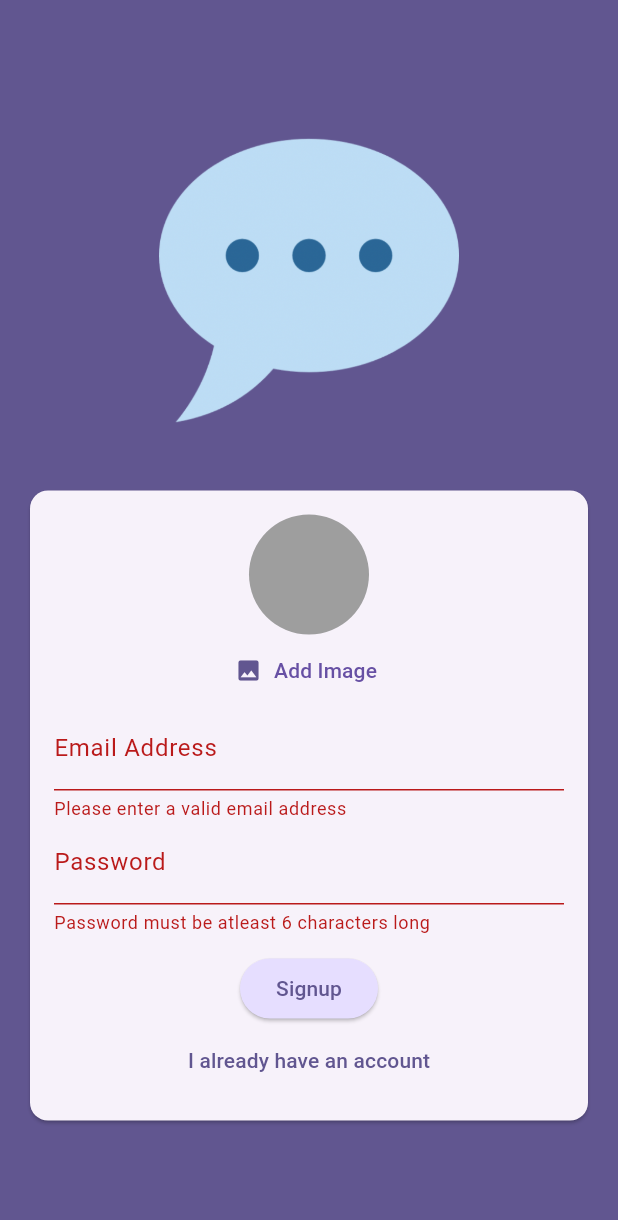
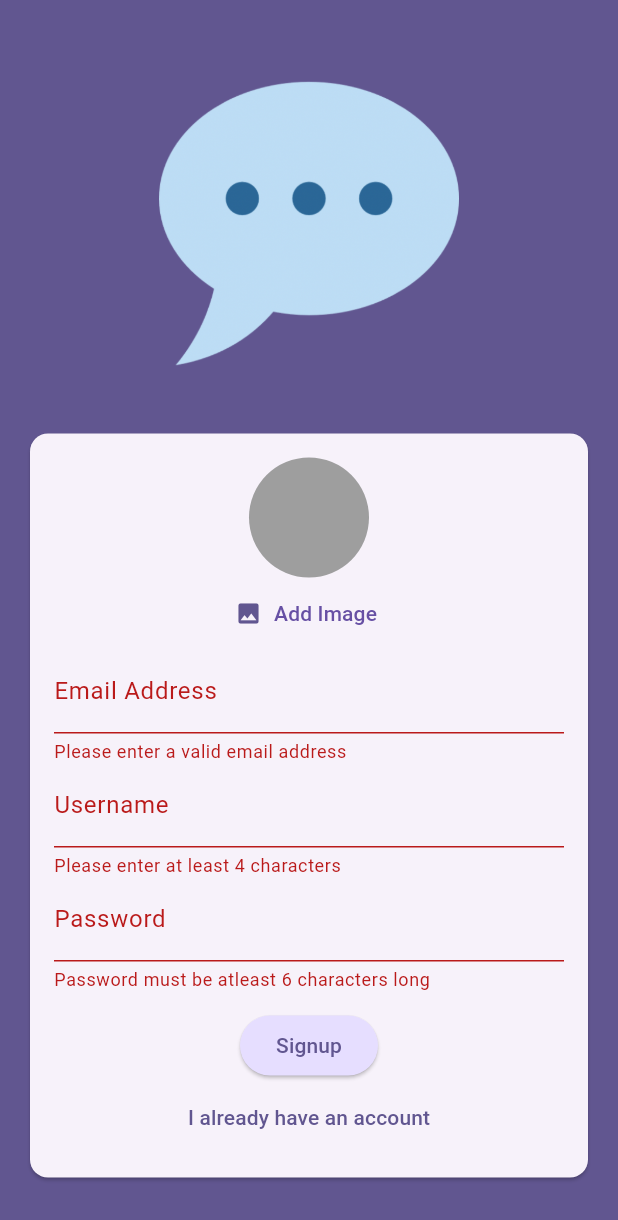
Before and after one commit to marijoy-apa/flutter-chat-app, a Flutter app: the screen it shows after launch, after a tap on "Login", after a tap on "Create and account", after a tap on "Signup", on a phone screen of 412 x 824 dp. Shown: the top 1220 px of the screen. Run offline on Flutter 3.47's test engine with Material 3 defaults, Android fonts, the phone set to English and light mode, and no system bars; our stand-ins replace cloud_firestore, firebase_auth, firebase_core, firebase_storage, image_picker; accounts and stored records are empty.

Commit message:
Update auth.dart

```diff
--- a/chat_app/lib/screens/auth.dart
+++ b/chat_app/lib/screens/auth.dart
@@ -22,6 +22,7 @@ class _AuthScreenState extends State<AuthScreen> {
   var _enteredPassword = '';
   File? _selectedImage;
   var isAuthenticating = false;
+  var _enteredUserName = '';
 
   void _submit() async {
     var isValid = _form.currentState!.validate();
@@ -57,7 +58,7 @@ class _AuthScreenState extends State<AuthScreen> {
             .collection('users')
             .doc(userCredentials.user!.uid)
             .set({
-          'username': 'to be done ...',
+          'username': _enteredUserName,
           'email': _enteredEmail,
           'image_url': imageUrl,
         });
@@ -127,6 +128,23 @@ class _AuthScreenState extends State<AuthScreen> {
                             },
                             onSaved: (newValue) => _enteredEmail = newValue!,
                           ),
+                          if (!isLogin)
+                            TextFormField(
+                              decoration:
+                                  const InputDecoration(labelText: 'Username'),
+                              enableSuggestions: false,
+                              validator: (value) {
+                                if (value == null ||
+                                    value.isEmpty ||
+                                    value.trim().length < 4) {
+                                  return 'Please enter at least 4 characters';
+                                }
+                                return null;
+                              },
+                              onSaved: (newValue) {
+                                _enteredUserName = newValue!;
+                              },
+                            ),
                           TextFormField(
                             decoration: const InputDecoration(
                               labelText: 'Password',
```
